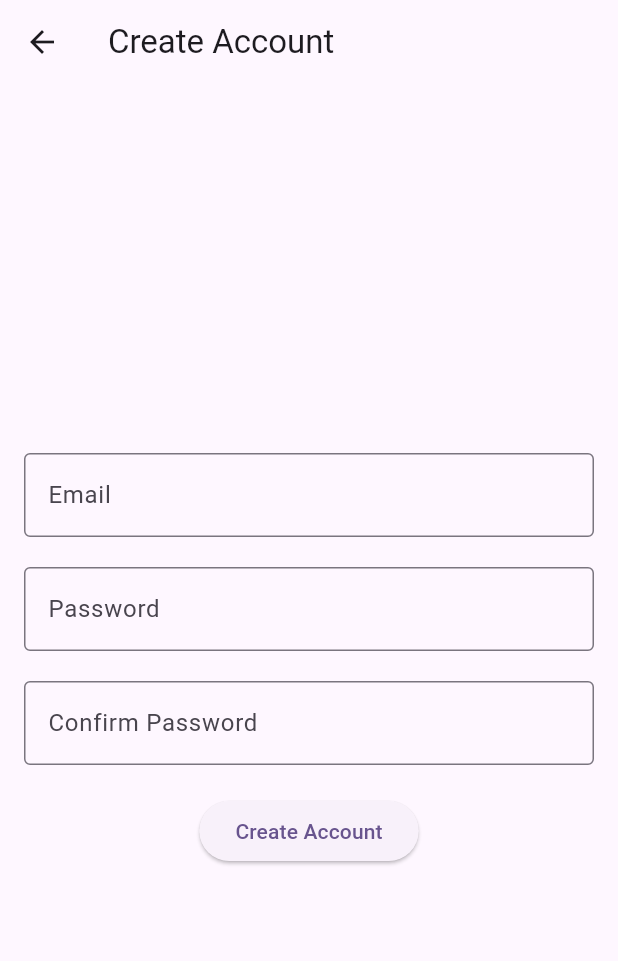
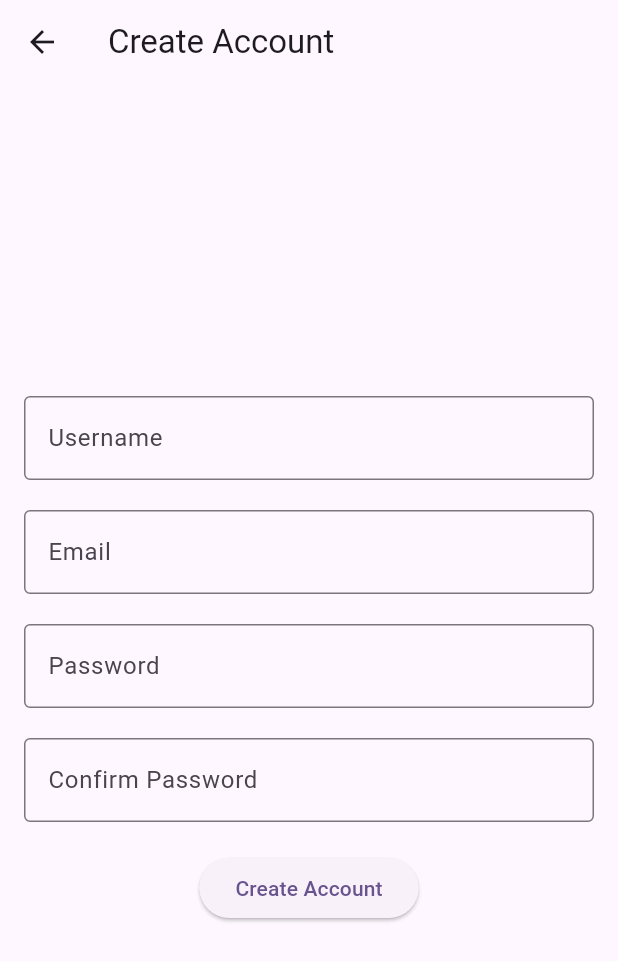
Before and after one commit to sebsm1th/DigiDress, a Flutter app: the CreateAccountPage screen opened directly, on a phone screen of 412 x 824 dp. Shown: the top 961 px of the screen. Run offline on Flutter 3.47's test engine with Material 3 defaults, Android fonts, the light colour scheme and no system bars; our stand-ins replace cloud_firestore, firebase_auth, firebase_core, image_picker; accounts and stored records are empty.

Commit message:
FireStore create user in firestore databse
creates a user in the firestore database called users, corresponding to the users ID that stores their username and email address.

Assumptions: You cannot delete your account.

```diff
--- a/digidress/lib/createaccountpage.dart
+++ b/digidress/lib/createaccountpage.dart
@@ -1,10 +1,15 @@
 import 'package:flutter/material.dart';
 import 'package:firebase_auth/firebase_auth.dart';
+import 'package:cloud_firestore/cloud_firestore.dart'; // Import Firestore
 
 class CreateAccountPage extends StatelessWidget {
-  final TextEditingController usernameController = TextEditingController();
+  final TextEditingController emailController = TextEditingController();
   final TextEditingController passwordController = TextEditingController();
   final TextEditingController confirmPasswordController = TextEditingController();
+  final TextEditingController usernameController = TextEditingController(); // Controller for username
+
+  // Initialize Firestore instance
+  final FirebaseFirestore _firestore = FirebaseFirestore.instance;
 
   @override
   Widget build(BuildContext context) {
@@ -21,6 +26,16 @@ class CreateAccountPage extends StatelessWidget {
               // Username field
               TextField(
                 controller: usernameController,
+                decoration: InputDecoration(
+                  border: OutlineInputBorder(),
+                  labelText: 'Username',
+                ),
+              ),
+              SizedBox(height: 20), // Spacing between fields
+
+              // Email field
+              TextField(
+                controller: emailController,
                 decoration: InputDecoration(
                   border: OutlineInputBorder(),
                   labelText: 'Email',
@@ -54,24 +69,30 @@ class CreateAccountPage extends StatelessWidget {
               ElevatedButton(
                 onPressed: () async {
                   print('Create Account button pressed');
-                  String email = usernameController.text;
+                  String username = usernameController.text; // Get username
+                  String email = emailController.text;
                   String password = passwordController.text;
                   String confirmPassword = confirmPasswordController.text;
 
                   if (password == confirmPassword) {
                     try {
+                      // Create user with email and password
                       final credential = await FirebaseAuth.instance
                           .createUserWithEmailAndPassword(
                         email: email,
                         password: password,
                       );
+
+                      // Save user data to Firestore
+                      await _createUserInFirestore(credential.user!.uid, email, username); // Pass username
+
                       ScaffoldMessenger.of(context).showSnackBar(
                         SnackBar(
                           content: Text('Account successfully created for email: $email'),
                           backgroundColor: Colors.green,
                         ),
                       );
-                      // Navigate back to login page after successfull account creation
+                      // Navigate back to login page after successful account creation
                       Navigator.pop(context);
                     } on FirebaseAuthException catch (e) {
                       String errorMessage;
@@ -114,4 +135,18 @@ class CreateAccountPage extends StatelessWidget {
       ),
     );
   }
+
+  // Function to create user in Firestore
+Future<void> _createUserInFirestore(String uid, String email, String username) async {
+  try {
+    await _firestore.collection('users').doc(uid).set({
+      'username': username,
+      'email': email,
+      'createdAt': FieldValue.serverTimestamp(),
+    });
+  } catch (e) {
+    print('Error creating user in Firestore: $e');
+    rethrow; // Rethrow the error to be handled by the caller
+  }
 }
+}
--- a/digidress/lib/homepage.dart
+++ b/digidress/lib/homepage.dart
@@ -1,5 +1,6 @@
 import 'package:flutter/material.dart';
 import 'bottomnav.dart';
+import 'package:cloud_firestore/cloud_firestore.dart'; // Import Firestore
 
 class HomePage extends StatefulWidget {
   @override
--- a/digidress/lib/login_page.dart
+++ b/digidress/lib/login_page.dart
@@ -2,6 +2,7 @@ import 'package:flutter/material.dart';
 import 'package:firebase_auth/firebase_auth.dart';
 import 'homepage.dart'; // Import the HomePage
 import 'createaccountpage.dart';
+import 'package:cloud_firestore/cloud_firestore.dart'; // Import Firestore
 
 final TextEditingController usernameController = TextEditingController();
 final TextEditingController passwordController = TextEditingController();
--- a/digidress/lib/main.dart
+++ b/digidress/lib/main.dart
@@ -1,8 +1,8 @@
 import 'package:flutter/material.dart';
 import 'package:firebase_core/firebase_core.dart';
-import 'firebase_options.dart'; // Update with the correct path
-import 'login_page.dart'; // Ensure this import is correct
-import 'avatar.dart'; // Ensure this import is correct
+import 'firebase_options.dart';
+import 'login_page.dart';
+import 'avatar.dart';
 
 void main() async {
   WidgetsFlutterBinding.ensureInitialized();
--- a/digidress/pubspec.yaml
+++ b/digidress/pubspec.yaml
@@ -37,7 +37,7 @@ dependencies:
   # Use with the CupertinoIcons class for iOS style icons.
   cupertino_icons: ^1.0.8
   firebase_auth: ^5.2.1
-  cloud_firestore: ^4.10.1
+  cloud_firestore: ^5.4.1
 
 dev_dependencies:
   flutter_test:
```
Also changed, not shown: digidress/pubspec.lock, 3 other files.
